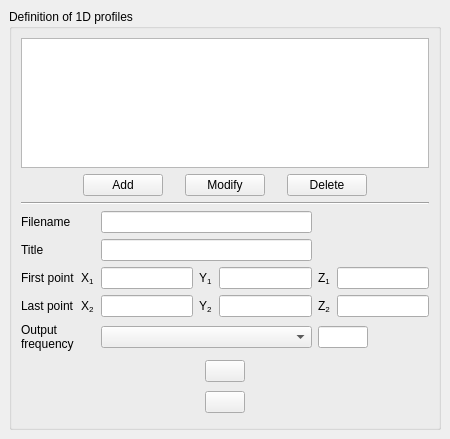
The window that gui/Pages/ProfilesForm.ui (code-saturne/code_saturne) describes before a commit, drawn with Qt 5.
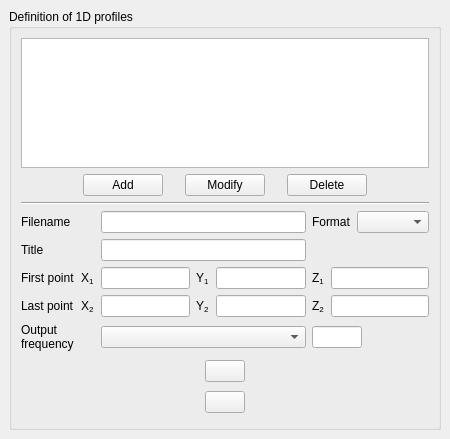
The same window after the commit. Icons and pictures are not drawn.

Commit message: Allow output of GUI -defined profiles in CSV format.

Diff of the .ui file:
```diff
--- a/gui/Pages/ProfilesForm.ui
+++ b/gui/Pages/ProfilesForm.ui
@@ -261,6 +261,20 @@
             </property>
            </widget>
           </item>
+          <item row="0" column="5" colspan="2">
+           <layout class="QHBoxLayout" name="horizontalLayoutFormat">
+            <item>
+             <widget class="QLabel" name="labelFormat">
+              <property name="text">
+               <string>Format</string>
+              </property>
+             </widget>
+            </item>
+            <item>
+             <widget class="QComboBox" name="comboBoxFormat"/>
+            </item>
+           </layout>
+          </item>
          </layout>
         </item>
         <item>
```
Left out of the diff: 305 changed lines with no effect on the pictures. The commit also changes 3 other files.
